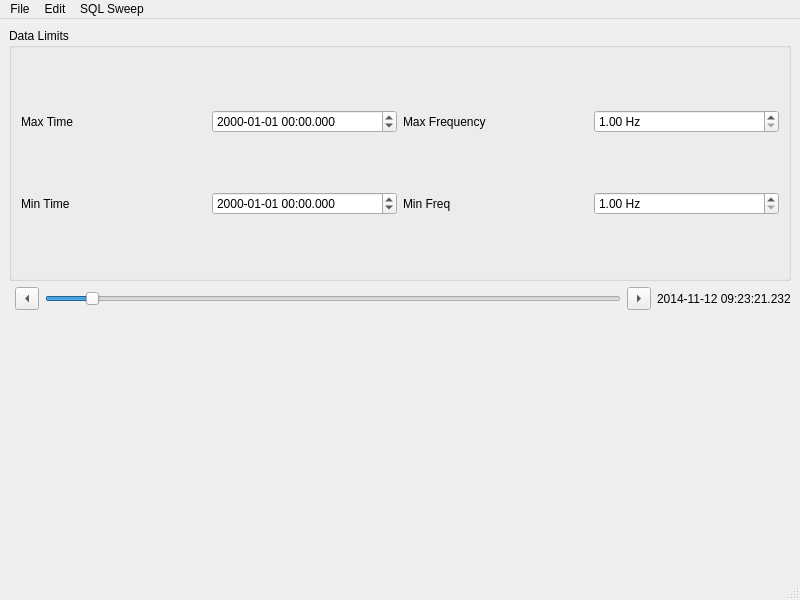
Before: the Qt Designer form sources/mainwin.ui in deepalcoholic/SpectralSignalHound-Viewer, drawn with Qt 5.
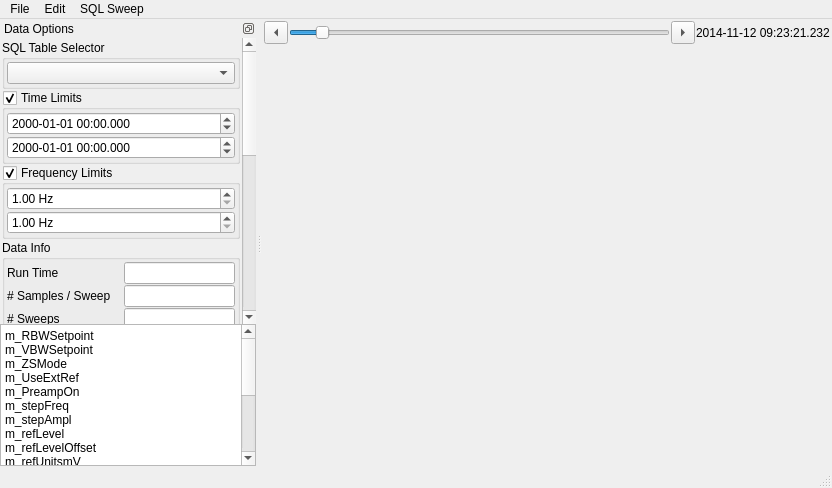
After: the same form once the commit is applied.

Commit message: Thinking about the top level display a bit more

Diff of the .ui file:
```diff
--- a/sources/mainwin.ui
+++ b/sources/mainwin.ui
@@ -6,8 +6,8 @@
    <rect>
     <x>0</x>
     <y>0</y>
-    <width>800</width>
-    <height>600</height>
+    <width>832</width>
+    <height>488</height>
    </rect>
   </property>
   <property name="windowTitle">
@@ -15,7 +15,7 @@
   </property>
   <widget class="QWidget" name="centralwidget">
    <layout class="QGridLayout" name="gridLayout">
-    <item row="1" column="3">
+    <item row="0" column="2">
      <widget class="QToolButton" name="nextTime">
       <property name="text">
        <string>...</string>
@@ -25,7 +25,7 @@
       </property>
      </widget>
     </item>
-    <item row="1" column="2">
+    <item row="0" column="1">
      <widget class="QSlider" name="timeIndex">
       <property name="sliderPosition">
        <number>7</number>
@@ -35,91 +35,14 @@
       </property>
      </widget>
     </item>
-    <item row="1" column="4">
+    <item row="0" column="3">
      <widget class="QLabel" name="timestamp">
       <property name="text">
        <string>2014-11-12 09:23:21.232</string>
       </property>
      </widget>
     </item>
-    <item row="0" column="0" colspan="5">
-     <widget class="QGroupBox" name="groupBox">
-      <property name="title">
-       <string>Data Limits</string>
-      </property>
-      <layout class="QGridLayout" name="gridLayout_2">
-       <item row="0" column="2">
-        <widget class="QDateTimeEdit" name="dateTimeEdit">
-         <property name="displayFormat">
-          <string>yyyy-MM-dd hh:mm.zzz</string>
-         </property>
-        </widget>
-       </item>
-       <item row="1" column="2">
-        <widget class="QDateTimeEdit" name="dateTimeEdit_2">
-         <property name="displayFormat">
-          <string>yyyy-MM-dd hh:mm.zzz</string>
-         </property>
-        </widget>
-       </item>
-       <item row="0" column="4">
-        <widget class="QDoubleSpinBox" name="max_freq">
-         <property name="suffix">
-          <string> Hz</string>
-         </property>
-         <property name="minimum">
-          <double>1.000000000000000</double>
-         </property>
-         <property name="maximum">
-          <double>440000000.000000000000000</double>
-         </property>
-        </widget>
-       </item>
-       <item row="1" column="4">
-        <widget class="QDoubleSpinBox" name="max_freq_2">
-         <property name="suffix">
-          <string> Hz</string>
-         </property>
-         <property name="minimum">
-          <double>1.000000000000000</double>
-         </property>
-         <property name="maximum">
-          <double>440000000.000000000000000</double>
-         </property>
-        </widget>
-       </item>
-       <item row="0" column="3">
-        <widget class="QLabel" name="label_7">
-         <property name="text">
-          <string>Max Frequency</string>
-         </property>
-        </widget>
-       </item>
-       <item row="1" column="3">
-        <widget class="QLabel" name="label_6">
-         <property name="text">
-          <string>Min Freq</string>
-         </property>
-        </widget>
-       </item>
-       <item row="0" column="0">
-        <widget class="QLabel" name="label">
-         <property name="text">
-          <string>Max Time</string>
-         </property>
-        </widget>
-       </item>
-       <item row="1" column="0">
-        <widget class="QLabel" name="label_2">
-         <property name="text">
-          <string>Min Time</string>
-         </property>
-        </widget>
-       </item>
-      </layout>
-     </widget>
-    </item>
-    <item row="1" column="1">
+    <item row="0" column="0">
      <widget class="QToolButton" name="prevTime">
       <property name="text">
        <string>...</string>
@@ -129,7 +52,7 @@
       </property>
      </widget>
     </item>
-    <item row="2" column="1" colspan="4">
+    <item row="1" column="0" colspan="4">
      <widget class="QWidget" name="widget" native="true"/>
     </item>
    </layout>
@@ -139,7 +62,7 @@
     <rect>
      <x>0</x>
      <y>0</y>
-     <width>800</width>
+     <width>832</width>
      <height>19</height>
     </rect>
    </property>
@@ -172,6 +95,417 @@
    <addaction name="menuSQL_Sweep"/>
   </widget>
   <widget class="QStatusBar" name="statusbar"/>
+  <widget class="QDockWidget" name="dock">
+   <property name="floating">
+    <bool>true</bool>
+   </property>
+   <property name="features">
+    <set>QDockWidget::DockWidgetFloatable|QDockWidget::DockWidgetMovable</set>
+   </property>
+   <property name="allowedAreas">
+    <set>Qt::AllDockWidgetAreas</set>
+   </property>
+   <property name="windowTitle">
+    <string>Data Options</string>
+   </property>
+   <attribute name="dockWidgetArea">
+    <number>1</number>
+   </attribute>
+   <widget class="QWidget" name="dockcont">
+    <layout class="QGridLayout" name="gridLayout_4">
+     <property name="margin">
+      <number>0</number>
+     </property>
+     <property name="spacing">
+      <number>0</number>
+     </property>
+     <item row="5" column="0">
+      <spacer name="verticalSpacer">
+       <property name="orientation">
+        <enum>Qt::Vertical</enum>
+       </property>
+       <property name="sizeHint" stdset="0">
+        <size>
+         <width>20</width>
+         <height>40</height>
+        </size>
+       </property>
+      </spacer>
+     </item>
+     <item row="0" column="0">
+      <widget class="QScrollArea" name="scrollArea">
+       <property name="frameShape">
+        <enum>QFrame::NoFrame</enum>
+       </property>
+       <property name="widgetResizable">
+        <bool>true</bool>
+       </property>
+       <widget class="QWidget" name="scrollAreaWidgetContents">
+        <property name="geometry">
+         <rect>
+          <x>0</x>
+          <y>0</y>
+          <width>241</width>
+          <height>637</height>
+         </rect>
+        </property>
+        <layout class="QGridLayout" name="gridLayout_9">
+         <property name="margin">
+          <number>2</number>
+         </property>
+         <property name="spacing">
+          <number>1</number>
+         </property>
+         <item row="1" column="0">
+          <widget class="QGroupBox" name="_limit_time">
+           <property name="title">
+            <string>Time Limits</string>
+           </property>
+           <property name="checkable">
+            <bool>true</bool>
+           </property>
+           <layout class="QGridLayout" name="gridLayout_3">
+            <property name="margin">
+             <number>2</number>
+            </property>
+            <property name="spacing">
+             <number>1</number>
+            </property>
+            <item row="0" column="0">
+             <widget class="QDateTimeEdit" name="_max_time">
+              <property name="displayFormat">
+               <string>yyyy-MM-dd hh:mm.zzz</string>
+              </property>
+             </widget>
+            </item>
+            <item row="1" column="0">
+             <widget class="QDateTimeEdit" name="_min_time">
+              <property name="displayFormat">
+               <string>yyyy-MM-dd hh:mm.zzz</string>
+              </property>
+             </widget>
+            </item>
+           </layout>
+          </widget>
+         </item>
+         <item row="0" column="0">
+          <widget class="QGroupBox" name="groupBox_4">
+           <property name="title">
+            <string>SQL Table Selector</string>
+           </property>
+           <layout class="QGridLayout" name="gridLayout_2">
+            <property name="margin">
+             <number>2</number>
+            </property>
+            <property name="spacing">
+             <number>1</number>
+            </property>
+            <item row="0" column="0">
+             <widget class="QComboBox" name="comboBox"/>
+            </item>
+           </layout>
+          </widget>
+         </item>
+         <item row="2" column="0">
+          <widget class="QGroupBox" name="_limit_freq">
+           <property name="title">
+            <string>Frequency Limits</string>
+           </property>
+           <property name="checkable">
+            <bool>true</bool>
+           </property>
+           <layout class="QGridLayout" name="gridLayout_5">
+            <property name="margin">
+             <number>2</number>
+            </property>
+            <property name="spacing">
+             <number>1</number>
+            </property>
+            <item row="1" column="0">
+             <widget class="QDoubleSpinBox" name="_min_freq">
+              <property name="suffix">
+               <string> Hz</string>
+              </property>
+              <property name="minimum">
+               <double>1.000000000000000</double>
+              </property>
+              <property name="maximum">
+               <double>440000000.000000000000000</double>
+              </property>
+             </widget>
+            </item>
+            <item row="0" column="0">
+             <widget class="QDoubleSpinBox" name="_max_freq">
+              <property name="suffix">
+               <string> Hz</string>
+              </property>
+              <property name="minimum">
+               <double>1.000000000000000</double>
+              </property>
+              <property name="maximum">
+               <double>440000000.000000000000000</double>
+              </property>
+             </widget>
+            </item>
+           </layout>
+          </widget>
+         </item>
+         <item row="3" column="0">
+          <widget class="QGroupBox" name="_limit_metadata">
+           <property name="title">
+            <string>Data Info</string>
+           </property>
+           <layout class="QGridLayout" name="gridLayout_6">
+            <property name="margin">
+             <number>2</number>
+            </property>
+            <property name="spacing">
+             <number>1</number>
+            </property>
+            <item row="15" column="0">
+             <widget class="QLabel" name="_db_7">
+              <property name="text">
+               <string>Ref Level Offset</string>
+              </property>
+             </widget>
+            </item>
+            <item row="16" column="0">
+             <widget class="QLabel" name="_db_8">
+              <property name="text">
+               <string>Ref Level Unit (mV)</string>
+              </property>
+             </widget>
+            </item>
+            <item row="8" column="0">
+             <widget class="QLabel" name="_db_2">
+              <property name="text">
+               <string>Preamp On</string>
+              </property>
+             </widget>
+            </item>
+            <item row="5" column="0">
+             <widget class="QLabel" name="_db_12">
+              <property name="text">
+               <string>Video Bandwidth</string>
+              </property>
+             </widget>
+            </item>
+            <item row="0" column="0">
+             <widget class="QLabel" name="label_5">
+              <property name="text">
+               <string>Run Time</string>
+              </property>
+             </widget>
+            </item>
+            <item row="11" column="0">
+             <widget class="QLabel" name="_db_3">
+              <property name="text">
+               <string>Step Amplitude</string>
+              </property>
+             </widget>
+            </item>
+            <item row="1" column="0">
+             <widget class="QLabel" name="label_2">
+              <property name="text">
+               <string># Samples / Sweep</string>
+              </property>
+             </widget>
+            </item>
+            <item row="2" column="0">
+             <widget class="QLabel" name="label_3">
+              <property name="text">
+               <string># Sweeps</string>
+              </property>
+             </widget>
+            </item>
+            <item row="1" column="1">
+             <widget class="QLineEdit" name="_samples"/>
+            </item>
+            <item row="2" column="1">
+             <widget class="QLineEdit" name="_sweeps"/>
+            </item>
+            <item row="7" column="0">
+             <widget class="QLabel" name="_db_1">
+              <property name="text">
+               <string>External Ref</string>
+              </property>
+             </widget>
+            </item>
+            <item row="6" column="0">
+             <widget class="QLabel" name="_db_0">
+              <property name="text">
+               <string>Sweep Method</string>
+              </property>
+             </widget>
+            </item>
+            <item row="10" column="0">
+             <widget class="QLabel" name="_db_4">
+              <property name="text">
+               <string>Step Freq</string>
+              </property>
+             </widget>
+            </item>
+            <item row="0" column="1">
+             <widget class="QLineEdit" name="_runtime"/>
+            </item>
+            <item row="14" column="0">
+             <widget class="QLabel" name="_db_6">
+              <property name="text">
+               <string>Refrence Level</string>
+              </property>
+             </widget>
+            </item>
+            <item row="3" column="0">
+             <widget class="QLabel" name="_db_9">
+              <property name="text">
+               <string>Resolution Bandwidth</string>
+              </property>
+             </widget>
+            </item>
+            <item row="3" column="1">
+             <widget class="QLineEdit" name="_dbv_0"/>
+            </item>
+            <item row="20" column="0">
+             <widget class="QLabel" name="_db_13">
+              <property name="text">
+               <string>Sweep Mode</string>
+              </property>
+             </widget>
+            </item>
+            <item row="5" column="1">
+             <widget class="QLineEdit" name="_dbv_1"/>
+            </item>
+            <item row="19" column="0">
+             <widget class="QLabel" name="_db_11">
+              <property name="text">
+               <string>Decimation</string>
+              </property>
+             </widget>
+            </item>
+            <item row="21" column="0">
+             <widget class="QLabel" name="_db_24">
+              <property name="text">
+               <string>Sweep Time (s)</string>
+              </property>
+             </widget>
+            </item>
+            <item row="23" column="0">
+             <widget class="QLabel" name="_db_40">
+              <property name="text">
+               <string>Channel BW</string>
+              </property>
+             </widget>
+            </item>
+            <item row="24" column="0">
+             <widget class="QLabel" name="_db_41">
+              <property name="text">
+               <string>Channel Spacing</string>
+              </property>
+             </widget>
+            </item>
+            <item row="22" column="0">
+             <widget class="QLabel" name="_db_25">
+              <property name="text">
+               <string>FFT Size</string>
+              </property>
+             </widget>
+            </item>
+            <item row="26" column="0">
+             <widget class="QLabel" name="_db_42">
+              <property name="text">
+               <string>Hertz Per Point</string>
+              </property>
+             </widget>
+            </item>
+            <item row="25" column="0">
+             <widget class="QLabel" name="_db_43">
+              <property name="text">
+               <string>Serial Number</string>
+              </property>
+             </widget>
+            </item>
+            <item row="6" column="1">
+             <widget class="QLineEdit" name="_dbv_2"/>
+            </item>
+            <item row="7" column="1">
+             <widget class="QLineEdit" name="_dbv_3"/>
+            </item>
+            <item row="8" column="1">
+             <widget class="QLineEdit" name="_dbv_4"/>
+            </item>
+            <item row="10" column="1">
+             <widget class="QLineEdit" name="_dbv_5"/>
+            </item>
+            <item row="11" column="1">
+             <widget class="QLineEdit" name="_dbv_6"/>
+            </item>
+            <item row="14" column="1">
+             <widget class="QLineEdit" name="_dbv_7"/>
+            </item>
+            <item row="15" column="1">
+             <widget class="QLineEdit" name="_dbv_8"/>
+            </item>
+            <item row="16" column="1">
+             <widget class="QLineEdit" name="_dbv_9"/>
+            </item>
+            <item row="19" column="1">
+             <widget class="QLineEdit" name="_dbv_10"/>
+            </item>
+            <item row="20" column="1">
+             <widget class="QLineEdit" name="_dbv_11"/>
+            </item>
+            <item row="21" column="1">
+             <widget class="QLineEdit" name="_dbv_12"/>
+            </item>
+            <item row="22" column="1">
+             <widget class="QLineEdit" name="_dbv_13"/>
+            </item>
+            <item row="23" column="1">
+             <widget class="QLineEdit" name="_dbv_14"/>
+            </item>
+            <item row="24" column="1">
+             <widget class="QLineEdit" name="_dbv_15"/>
+            </item>
+            <item row="25" column="1">
+             <widget class="QLineEdit" name="_dbv_16"/>
+            </item>
+            <item row="26" column="1">
+             <widget class="QLineEdit" name="_dbv_17"/>
+            </item>
+           </layout>
+          </widget>
+         </item>
+        </layout>
+       </widget>
+      </widget>
+     </item>
+     <item row="6" column="0">
+      <widget class="QPlainTextEdit" name="plainTextEdit">
+       <property name="plainText">
+        <string>m_RBWSetpoint
+m_VBWSetpoint
+m_ZSMode
+m_UseExtRef
+m_PreampOn
+m_stepFreq
+m_stepAmpl
+m_refLevel
+m_refLevelOffset
+m_refUnitsmV
+m_decimation
+m_sweepMode
+m_sweepTime
+m_FFTSize
+m_channelBW
+m_channelSpacing
+m_serialNumber
+m_HzPerPt</string>
+       </property>
+      </widget>
+     </item>
+    </layout>
+   </widget>
+  </widget>
   <action name="actionSave_Spectral_Plot">
    <property name="text">
     <string>Save Spectral Plot</string>
@@ -224,6 +558,42 @@
    </property>
   </action>
  </widget>
+ <layoutdefault spacing="1" margin="2"/>
+ <tabstops>
+  <tabstop>scrollArea</tabstop>
+  <tabstop>comboBox</tabstop>
+  <tabstop>_limit_time</tabstop>
+  <tabstop>_max_time</tabstop>
+  <tabstop>_min_time</tabstop>
+  <tabstop>_limit_freq</tabstop>
+  <tabstop>_max_freq</tabstop>
+  <tabstop>_min_freq</tabstop>
+  <tabstop>_limit_metadata</tabstop>
+  <tabstop>_runtime</tabstop>
+  <tabstop>_samples</tabstop>
+  <tabstop>_sweeps</tabstop>
+  <tabstop>_dbv_0</tabstop>
+  <tabstop>_dbv_1</tabstop>
+  <tabstop>_dbv_2</tabstop>
+  <tabstop>_dbv_3</tabstop>
+  <tabstop>_dbv_4</tabstop>
+  <tabstop>_dbv_5</tabstop>
+  <tabstop>_dbv_6</tabstop>
+  <tabstop>_dbv_7</tabstop>
+  <tabstop>_dbv_8</tabstop>
+  <tabstop>_dbv_9</tabstop>
+  <tabstop>_dbv_10</tabstop>
+  <tabstop>_dbv_11</tabstop>
+  <tabstop>_dbv_12</tabstop>
+  <tabstop>_dbv_13</tabstop>
+  <tabstop>_dbv_14</tabstop>
+  <tabstop>_dbv_15</tabstop>
+  <tabstop>_dbv_16</tabstop>
+  <tabstop>_dbv_17</tabstop>
+  <tabstop>prevTime</tabstop>
+  <tabstop>timeIndex</tabstop>
+  <tabstop>nextTime</tabstop>
+ </tabstops>
  <resources/>
  <connections/>
 </ui>
```
Left out of the diff: 70 changed lines with no effect on the pictures.
